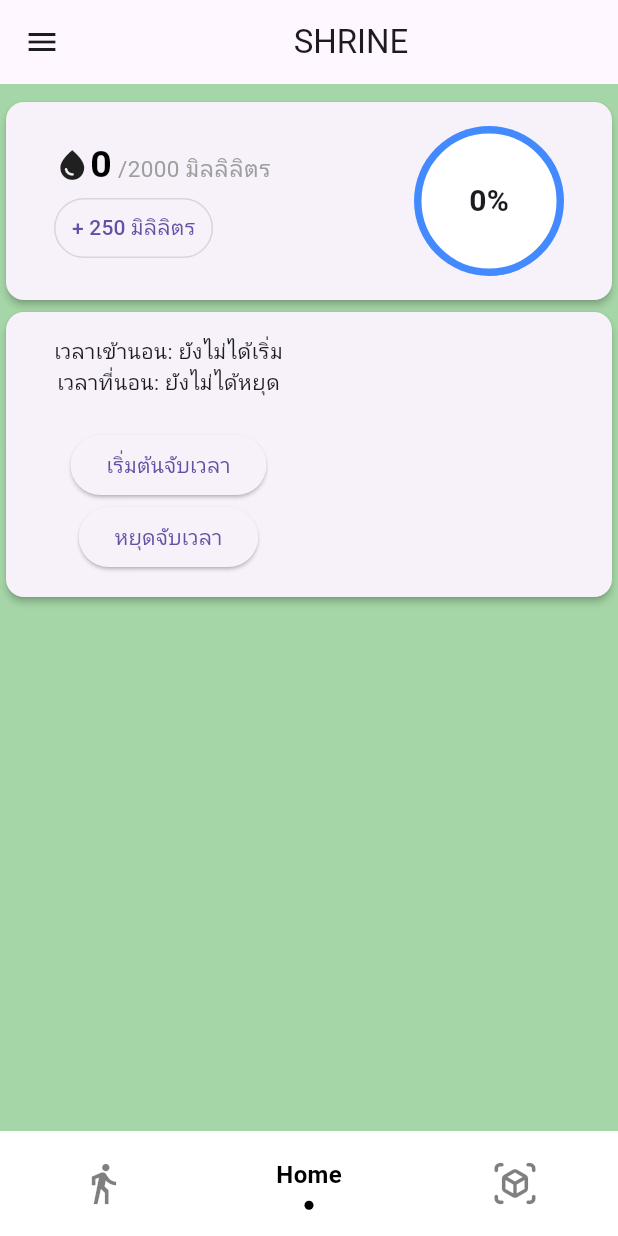
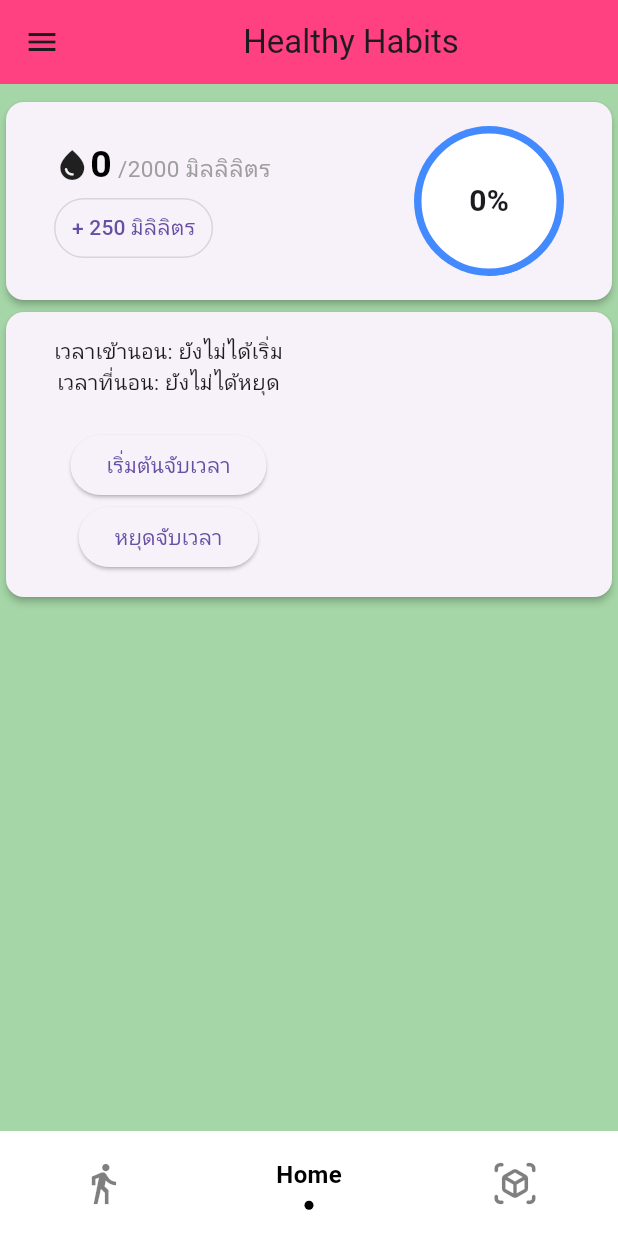
Before and after one commit to KENTHN658/Healthy-Habits, a Flutter app: the screen it shows after launch, on a phone screen of 412 x 824 dp. Run offline on Flutter 3.47's test engine with Material 3 defaults, Android fonts, the phone set to English and light mode, and no system bars; drawn by our look-alikes of sliding_clipped_nav_bar; our stand-ins replace camera, flutter_datetime_picker_plus, go_router, liquid_progress_indicator_v2, pedometer.

Commit message:
last of day

```diff
--- a/lib/views/wrapper/main_wrapper.dart
+++ b/lib/views/wrapper/main_wrapper.dart
@@ -1,6 +1,8 @@
 import 'package:flutter/material.dart';
 import 'package:go_router/go_router.dart';
+import 'package:mobiletest3/views/wrapper/sideBar.dart';
 import 'package:sliding_clipped_nav_bar/sliding_clipped_nav_bar.dart';
+
 
 class MainWrapper extends StatefulWidget {
   const MainWrapper({
@@ -26,17 +28,19 @@ class _MainWrapperState extends State<MainWrapper> {
   @override
   Widget build(BuildContext context) {
     return Scaffold(
+      drawer: sideBar(),
       appBar: AppBar(
-        leading: IconButton(
-          icon: const Icon(
-            Icons.menu,
-            semanticLabel: 'menu',
-          ),
-          onPressed: () {
-            print('Menu button');
-          },
-        ),
-        title: Center(child: const Text('SHRINE')),
+        // leading: IconButton(
+        //   icon: const Icon(
+        //     Icons.menu,
+        //     semanticLabel: 'menu',
+        //   ),
+        //   onPressed: () {
+        //     print('Menu button');
+        //   },
+        // ),
+        title: Center(child: const Text('Healthy Habits')),
+        backgroundColor: Colors.pinkAccent,
       ),
       body: SizedBox(
         width: double.infinity,
```
Also changed, not shown: lib/views/wrapper/sideBar.dart (added, +47 -0 lines), pubspec.yaml (+4 -3 lines), images/thanatonBooncherd.jpg (added), pubspec.lock.
